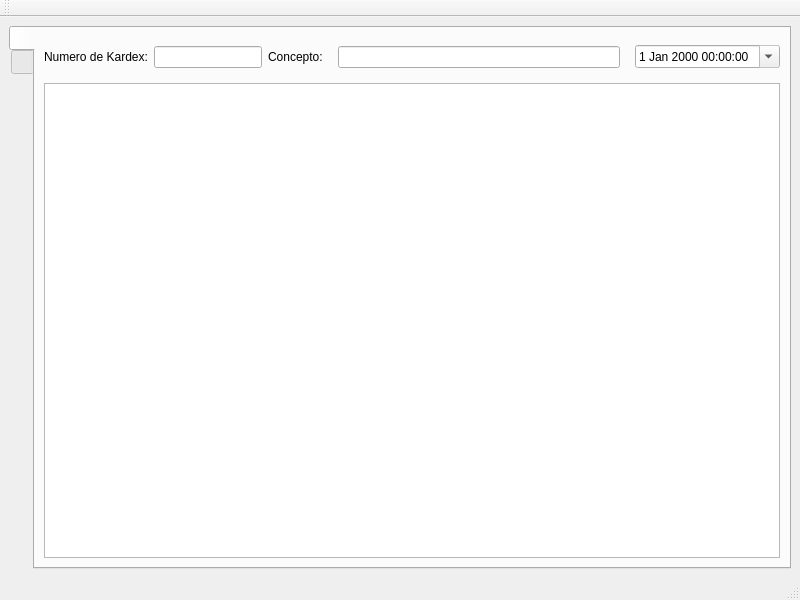
Above: src/ui/kardexother.ui from armonge/EsquipulasPy before the change. Below: the same form after it.
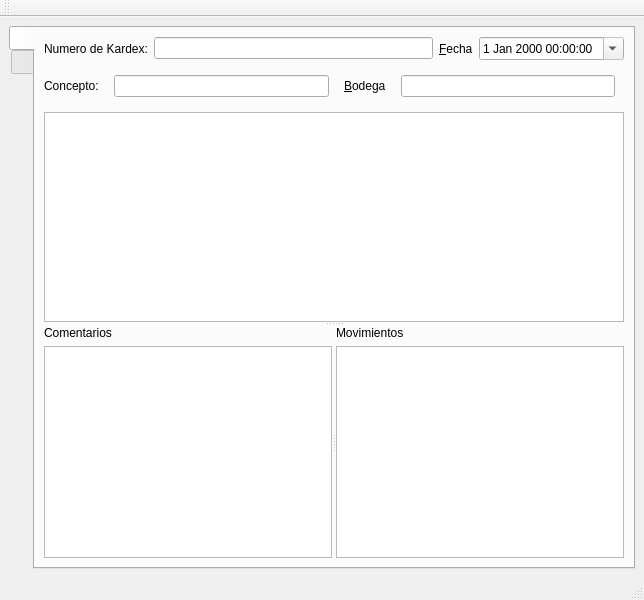
That is the form after the change. The open tabs and pages were chosen to show the change. Icons and pictures are not drawn.

Commit message: - Avances en kardexother - Ya funciona lo de ocultar columnas en el searchpanel - Se añadio el documento ajuste de bodega en el esquema

```diff
--- a/src/ui/kardexother.ui
+++ b/src/ui/kardexother.ui
@@ -6,7 +6,7 @@
    <rect>
     <x>0</x>
     <y>0</y>
-    <width>800</width>
+    <width>644</width>
     <height>600</height>
    </rect>
   </property>
@@ -31,35 +31,37 @@
        <attribute name="title">
         <string notr="true"/>
        </attribute>
-       <layout class="QGridLayout" name="gridLayout">
-        <item row="0" column="0">
+       <layout class="QVBoxLayout" name="verticalLayout_8">
+        <item>
+         <layout class="QHBoxLayout" name="horizontalLayout_6">
+          <item>
          <widget class="QLabel" name="label_2">
           <property name="text">
            <string>Numero de Kardex:</string>
           </property>
-         </widget>
-        </item>
-        <item row="0" column="1">
+            <property name="buddy">
+             <cstring>txtPrintedDocumentNumber</cstring>
+            </property>
+           </widget>
+          </item>
+          <item>
          <widget class="QLineEdit" name="txtPrintedDocumentNumber">
-          <property name="sizePolicy">
-           <sizepolicy hsizetype="Fixed" vsizetype="Fixed">
-            <horstretch>0</horstretch>
-            <verstretch>0</verstretch>
-           </sizepolicy>
-          </property>
           <property name="readOnly">
            <bool>true</bool>
           </property>
          </widget>
         </item>
-        <item row="0" column="2">
-         <widget class="QLabel" name="label_3">
+          <item>
+           <widget class="QLabel" name="label_5">
           <property name="text">
-           <string>Concepto:</string>
+             <string>&amp;Fecha</string>
+            </property>
+            <property name="buddy">
+             <cstring>dtPicker</cstring>
           </property>
          </widget>
         </item>
-        <item row="0" column="4">
+          <item>
          <widget class="QDateTimeEdit" name="dtPicker">
           <property name="readOnly">
            <bool>true</bool>
@@ -69,20 +71,21 @@
           </property>
          </widget>
         </item>
-        <item row="1" column="0" colspan="5">
-         <widget class="QTableView" name="tabledetails">
-          <property name="contextMenuPolicy">
-           <enum>Qt::ActionsContextMenu</enum>
-          </property>
-          <property name="editTriggers">
-           <set>QAbstractItemView::NoEditTriggers</set>
-          </property>
-          <property name="alternatingRowColors">
-           <bool>true</bool>
+         </layout>
+        </item>
+        <item>
+         <layout class="QHBoxLayout" name="horizontalLayout_2">
+          <item>
+           <widget class="QLabel" name="label_3">
+            <property name="text">
+             <string>Concepto:</string>
+            </property>
+            <property name="buddy">
+             <cstring>cbConcept</cstring>
           </property>
          </widget>
         </item>
-        <item row="0" column="3">
+          <item>
          <widget class="QStackedWidget" name="swConcept">
           <property name="sizePolicy">
            <sizepolicy hsizetype="Preferred" vsizetype="Fixed">
@@ -94,7 +97,7 @@
            <number>0</number>
           </property>
           <widget class="QWidget" name="page_3">
-           <layout class="QHBoxLayout" name="horizontalLayout_2">
+             <layout class="QHBoxLayout" name="horizontalLayout_3">
             <item>
              <widget class="QLineEdit" name="txtConcept">
               <property name="readOnly">
@@ -117,6 +120,110 @@
           </widget>
          </widget>
         </item>
+          <item>
+           <widget class="QLabel" name="label_4">
+            <property name="text">
+             <string>&amp;Bodega</string>
+            </property>
+            <property name="buddy">
+             <cstring>cbWarehouse</cstring>
+            </property>
+           </widget>
+          </item>
+          <item>
+           <widget class="QStackedWidget" name="swWarehouse">
+            <property name="sizePolicy">
+             <sizepolicy hsizetype="Preferred" vsizetype="Fixed">
+              <horstretch>0</horstretch>
+              <verstretch>0</verstretch>
+             </sizepolicy>
+            </property>
+            <property name="currentIndex">
+             <number>0</number>
+            </property>
+            <widget class="QWidget" name="page_5">
+             <layout class="QVBoxLayout" name="verticalLayout_5">
+              <item>
+               <widget class="QLineEdit" name="txtWarehouse">
+                <property name="readOnly">
+                 <bool>true</bool>
+                </property>
+               </widget>
+              </item>
+             </layout>
+            </widget>
+            <widget class="QWidget" name="page_6">
+             <layout class="QVBoxLayout" name="verticalLayout_4">
+              <item>
+               <widget class="QComboBox" name="cbWarehouse">
+                <property name="editable">
+                 <bool>true</bool>
+                </property>
+               </widget>
+              </item>
+             </layout>
+            </widget>
+           </widget>
+          </item>
+         </layout>
+        </item>
+        <item>
+         <widget class="QSplitter" name="splitter_2">
+          <property name="orientation">
+           <enum>Qt::Vertical</enum>
+          </property>
+          <property name="opaqueResize">
+           <bool>true</bool>
+          </property>
+          <property name="childrenCollapsible">
+           <bool>false</bool>
+          </property>
+          <widget class="QTableView" name="tabledetails">
+           <property name="contextMenuPolicy">
+            <enum>Qt::ActionsContextMenu</enum>
+           </property>
+           <property name="editTriggers">
+            <set>QAbstractItemView::NoEditTriggers</set>
+           </property>
+           <property name="alternatingRowColors">
+            <bool>true</bool>
+           </property>
+          </widget>
+          <widget class="QSplitter" name="splitter">
+           <property name="orientation">
+            <enum>Qt::Horizontal</enum>
+           </property>
+           <widget class="QWidget" name="layoutWidget">
+            <layout class="QVBoxLayout" name="verticalLayout_7">
+             <item>
+              <widget class="QLabel" name="label_6">
+               <property name="text">
+                <string>Comentarios</string>
+               </property>
+              </widget>
+             </item>
+             <item>
+              <widget class="QPlainTextEdit" name="txtObservations"/>
+             </item>
+            </layout>
+           </widget>
+           <widget class="QWidget" name="layoutWidget">
+            <layout class="QVBoxLayout" name="verticalLayout_6">
+             <item>
+              <widget class="QLabel" name="label_7">
+               <property name="text">
+                <string>Movimientos</string>
+               </property>
+              </widget>
+             </item>
+             <item>
+              <widget class="QTableView" name="tableaccounts"/>
+             </item>
+            </layout>
+           </widget>
+          </widget>
+         </widget>
+        </item>
        </layout>
       </widget>
       <widget class="QWidget" name="tabnavigation">
```
Left out of the diff: 11 changed lines with no effect on the pictures. Lines whose indentation alone changed are shown as unchanged. The commit also changes 17 other files.
